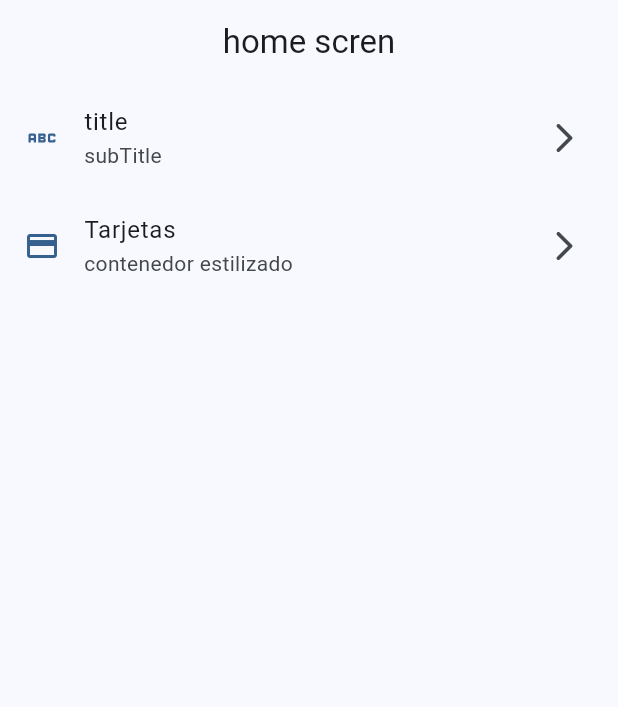
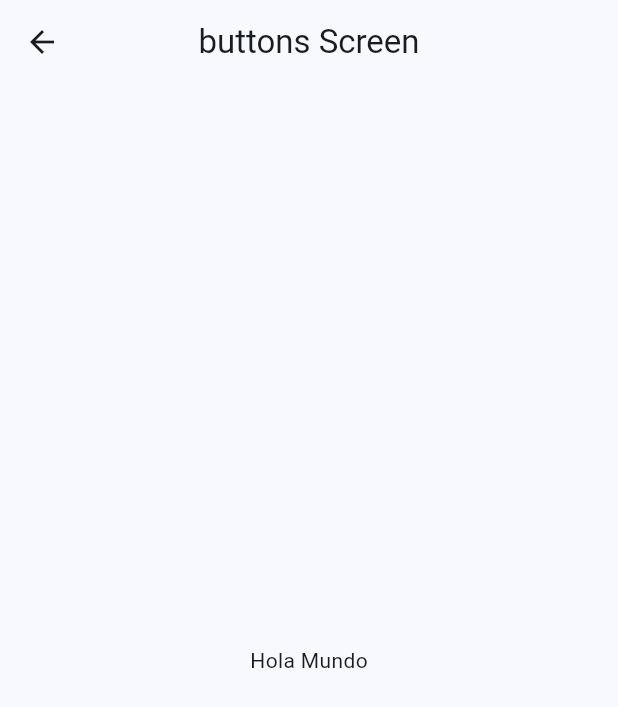
Before and after one commit to jovannyCG/widgets_app, a Flutter app: the screen it shows after launch, after a tap on "title", on a phone screen of 412 x 824 dp. Shown: the top 707 px of the screen. Run offline on Flutter 3.47's test engine with Material 2 defaults, Android fonts, the phone set to English and light mode, and no system bars.

Commit message:
navegacion entre pantallas implementada

```diff
--- a/lib/main.dart
+++ b/lib/main.dart
@@ -1,5 +1,7 @@
 import 'package:flutter/material.dart';
 import 'package:widgets_app/config/theme/app_theme.dart';
+import 'package:widgets_app/presentation/screens/buttons/buttons_screen.dart';
+import 'package:widgets_app/presentation/screens/cards/cards_screen.dart';
 import 'package:widgets_app/presentation/screens/home/home_screen.dart';
 
 
@@ -13,6 +15,10 @@ class MainApp extends StatelessWidget {
   @override
   Widget build(BuildContext context) {
     return MaterialApp(
+      routes: {
+        '/buttons': (context)=> const ButtonsScreen(),
+        '/cars': (context)=> const CardsScreen(),
+      },
       debugShowCheckedModeBanner: false,
       theme: AppTheme(selectedColor: 0).getTheme(),
       home:  const HomePage()
--- /dev/null
+++ b/lib/presentation/screens/buttons/buttons_screen.dart
@@ -0,0 +1,21 @@
+
+
+import 'package:flutter/material.dart';
+
+
+class ButtonsScreen extends StatelessWidget {
+  const ButtonsScreen({super.key});
+
+
+  @override
+  Widget build(BuildContext context) {
+    return Scaffold(
+      appBar: AppBar(
+        title: const Text('buttons Screen'),
+      ),
+      body: const Center(
+        child: Text('Hola Mundo'),
+     ),
+   );
+  }
+}
--- a/lib/presentation/screens/home/home_screen.dart
+++ b/lib/presentation/screens/home/home_screen.dart
@@ -1,5 +1,6 @@
 import 'package:flutter/material.dart';
 import 'package:widgets_app/config/menu/menu_itesms.dart';
+import 'package:widgets_app/presentation/screens/cards/cards_screen.dart';
 
 class HomePage extends StatelessWidget {
   const HomePage({super.key});
@@ -21,7 +22,7 @@ class _HomeView extends StatelessWidget {
   Widget build(BuildContext context) {
     return ListView.builder(
       physics: const BouncingScrollPhysics(),
-      itemCount:  appMenuItems.length,
+      itemCount: appMenuItems.length,
       itemBuilder: (context, index) {
         final menuItem = appMenuItems[index];
         return __MenuElement(menuItem: menuItem);
@@ -41,12 +42,25 @@ class __MenuElement extends StatelessWidget {
   Widget build(BuildContext context) {
     final colors = Theme.of(context).colorScheme;
     return ListTile(
-      leading: Icon(menuItem.icon, color: colors.primary,),
-      trailing: const Icon(Icons.arrow_forward_ios_rounded ),
+      leading: Icon(
+        menuItem.icon,
+        color: colors.primary,
+      ),
+      trailing: const Icon(Icons.arrow_forward_ios_rounded),
       title: Text(menuItem.title),
       subtitle: Text(menuItem.subTitle),
-      onTap: (){},
+      onTap: () {
+        //navegacion a una nueva pagina sin rutas
 
+        // Navigator.of(context).push(
+        // MaterialPageRoute(
+        //   builder: (context) => const CardsScreen(),
+        // ),
+        // );
+
+         //navegacion a una nueva pagina con rutas
+        Navigator.pushNamed(context, '/buttons');
+      },
     );
   }
 }
```
Also changed, not shown: lib/presentation/screens/cards/cards_screen.dart (added, +19 -0 lines).
